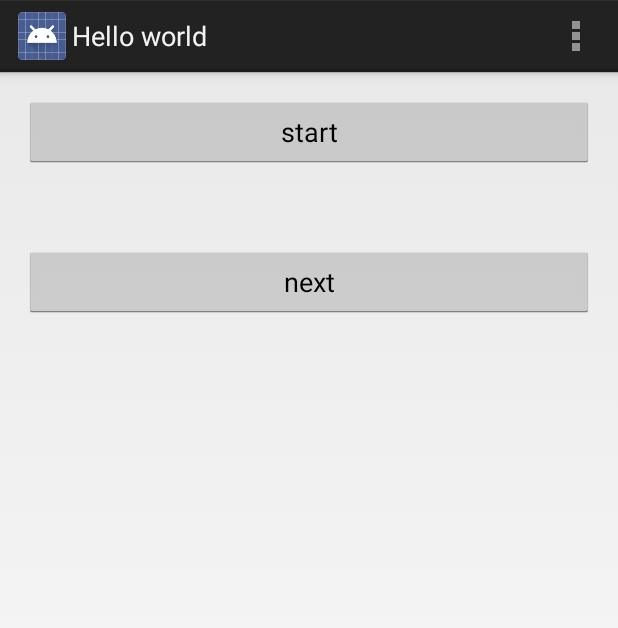
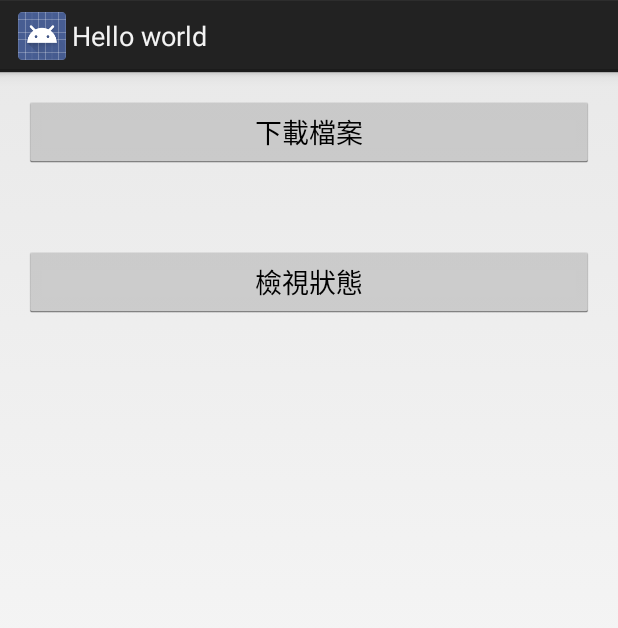
Before and after one commit to JzChang/helloworld_mark_kkbox, an Android app: the screen it shows after launch (helloworld), on a phone screen of 412 x 824 dp. Shown: the top 628 px of the screen. Run offline under Robolectric (Android 15) with nearby library versions, the phone set to English and light mode, and no system bars.

Commit message:
change to code style

```diff
--- a/MyApplicationProject/MyApplication_helloworld_mark_kkbox/src/main/java/com/example/myapplication_helloworld_mark_kkbox/helloworld.java
+++ b/MyApplicationProject/MyApplication_helloworld_mark_kkbox/src/main/java/com/example/myapplication_helloworld_mark_kkbox/helloworld.java
@@ -30,12 +30,14 @@ public class helloworld extends Activity {
 		});
 	}
 
+	/*
 	@Override
 	public boolean onCreateOptionsMenu(Menu menu) {
 		// Inflate the menu; this adds items to the action bar if it is present.
 		getMenuInflater().inflate(R.menu.helloworld, menu);
 		return true;
 	}
+	*/
 
 	@Override
 	protected void onStart() {
--- a/MyApplicationProject/MyApplication_helloworld_mark_kkbox/src/main/res/layout/activity_main.xml
+++ b/MyApplicationProject/MyApplication_helloworld_mark_kkbox/src/main/res/layout/activity_main.xml
@@ -9,10 +9,10 @@
                 tools:context=".helloworld">
 
 
-
-    <Button android:layout_width="fill_parent"
+	<Button
+			android:layout_width="fill_parent"
 			android:layout_height="wrap_content"
-        android:text="start"/>
+			android:text="@string/start_download_button"/>
 
 	<Button
 			android:id="@+id/button_next"
@@ -20,7 +20,7 @@
 			android:layout_width="fill_parent"
 			android:layout_height="wrap_content"
 			android:gravity="center"
-        android:text="next"
+			android:text="@string/look_state_button"
 			/>
 
 </RelativeLayout>
--- a/MyApplicationProject/MyApplication_helloworld_mark_kkbox/src/main/res/values/strings.xml
+++ b/MyApplicationProject/MyApplication_helloworld_mark_kkbox/src/main/res/values/strings.xml
@@ -1,9 +1,11 @@
 <?xml version="1.0" encoding="utf-8"?>
 <resources>
 
-    <string name="app_name">Hello world</string>
-    <string name="action_settings">Settings</string>
-    <string name="hello_world">Hello world!</string>
-    <string name="pressed_button">按下 Pressed ...</string>
+	<string name="app_name">Hello world</string>
+	<string name="action_settings">Settings</string>
+	<string name="hello_world">Hello world!</string>
+	<string name="pressed_button">按下 Pressed ...</string>
+	<string name="start_download_button">下載檔案</string>
+	<string name="look_state_button">檢視狀態</string>
 
 </resources>
```
Also changed, not shown: MyApplicationProject/MyApplication_helloworld_mark_kkbox/src/main/res/layout/next_view.xml (+4 -3 lines). Lines whose indentation alone changed are shown as unchanged.
